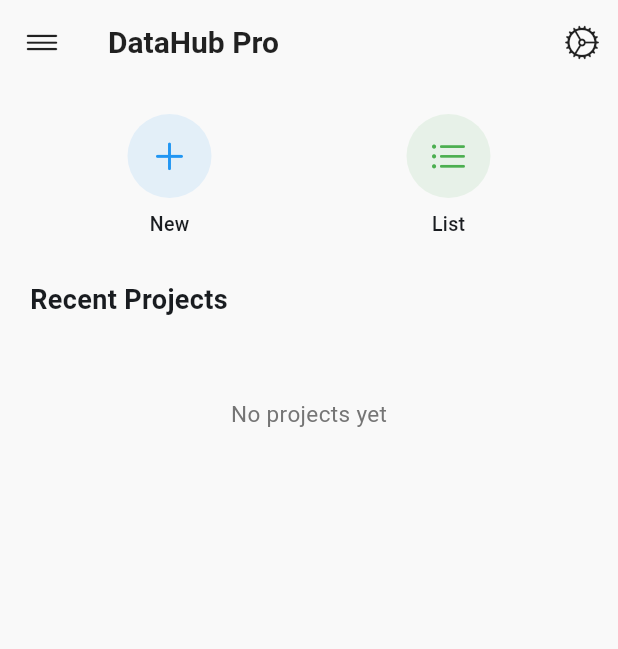
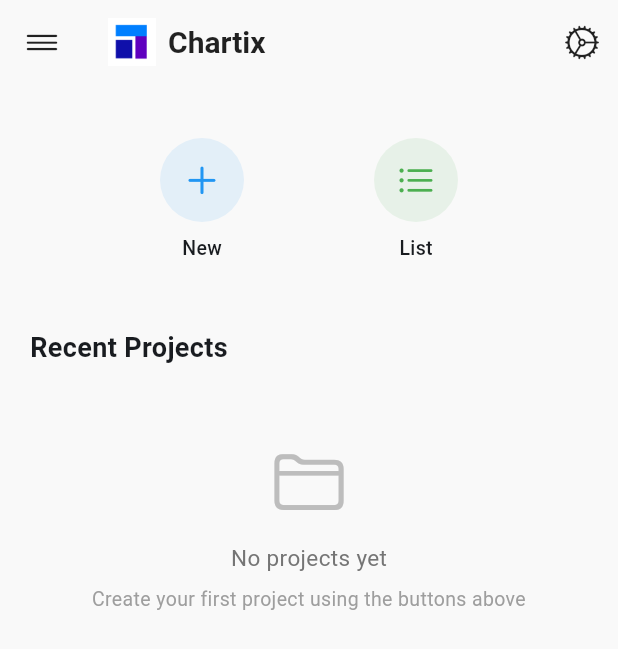
Before and after one commit to virtuezzysm202/chartix, a Flutter app: the screen it shows after launch, in the side drawer, after a tap on "New", on a phone screen of 412 x 824 dp. Shown: the top 649 px of the screen. Run offline on Flutter 3.47's test engine with Material 3 defaults, Android fonts, the phone set to English and light mode, and no system bars; our stand-ins replace fl_chart, flutter_colorpicker, shared_preferences.

Commit message:
Update PIN APK

```diff
--- a/lib/main.dart
+++ b/lib/main.dart
@@ -1,16 +1,22 @@
 import 'package:flutter/material.dart';
+import 'package:shared_preferences/shared_preferences.dart';
 import 'presentation/pages/dashboard/dashboard_page.dart';
 import 'presentation/pages/data_list/data_list_page.dart';
 import 'presentation/pages/create_project_page.dart';
 import 'presentation/pages/categorial/mixed_data_page.dart';
 import 'presentation/pages/settings/settings_page.dart';
+import 'presentation/pages/pin_login_page.dart';
 
-void main() {
-  runApp(const MyApp());
+void main() async {
+  WidgetsFlutterBinding.ensureInitialized();
+  final prefs = await SharedPreferences.getInstance();
+  final savedPin = prefs.getString('app_pin') ?? '';
+  runApp(MyApp(initialPin: savedPin));
 }
 
 class MyApp extends StatelessWidget {
-  const MyApp({super.key});
+  final String initialPin; // ✅ PIN tersimpan
+  const MyApp({super.key, required this.initialPin});
 
   @override
   Widget build(BuildContext context) {
@@ -20,13 +26,16 @@ class MyApp extends StatelessWidget {
         colorScheme: ColorScheme.fromSeed(seedColor: Colors.blue),
         useMaterial3: true,
       ),
-      home: const DashboardPage(),
+      home: initialPin.isNotEmpty
+          ? const PinLoginPage()
+          : const DashboardPage(),
       routes: {
         '/dashboard': (context) => const DashboardPage(),
         '/data-list': (context) => const DataListPage(),
         '/create-project': (context) => const CreateProjectPage(),
         '/mixed-data': (context) => const MixedDataPage(),
         '/settings': (context) => const SettingsPage(),
+        '/pin-login': (context) => const PinLoginPage(),
       },
       debugShowCheckedModeBanner: false,
     );
--- a/lib/presentation/pages/dashboard/dashboard_page.dart
+++ b/lib/presentation/pages/dashboard/dashboard_page.dart
@@ -47,7 +47,7 @@ class _DashboardPageState extends State<DashboardPage>
           projects = loadedProjects;
           isLoading = false;
         });
-        _fadeController.forward(from: 0); // reset animasi setiap refresh
+        _fadeController.forward(from: 0);
       }
     } catch (e) {
       if (mounted) {
@@ -74,17 +74,10 @@ class _DashboardPageState extends State<DashboardPage>
 
   Widget _buildProjectCard(Project project, int index) {
     final animation =
-        Tween<Offset>(
-          begin: const Offset(0, 0.1), // geser sedikit dari bawah
-          end: Offset.zero,
-        ).animate(
+        Tween<Offset>(begin: const Offset(0, 0.1), end: Offset.zero).animate(
           CurvedAnimation(
             parent: _fadeController,
-            curve: Interval(
-              0.1 * index, // delay antar item biar berurutan
-              1.0,
-              curve: Curves.easeOut,
-            ),
+            curve: Interval(0.1 * index, 1.0, curve: Curves.easeOut),
           ),
         );
 
@@ -163,9 +156,39 @@ class _DashboardPageState extends State<DashboardPage>
     return Scaffold(
       backgroundColor: const Color(0xFFF9F9F9),
       appBar: AppBar(
-        title: const Text(
-          "DataHub Pro",
+        title: Row(
+          mainAxisSize: MainAxisSize.min,
+          children: [
+            // Fixed asset path
+            Image.asset(
+              'assets/images/Logo.png',
+              width: 32,
+              height: 32,
+              errorBuilder: (context, error, stackTrace) {
+                return Container(
+                  width: 32,
+                  height: 32,
+                  decoration: BoxDecoration(
+                    color: Colors.blue.shade600,
+                    borderRadius: BorderRadius.circular(8),
+                  ),
+                  child: const Icon(
+                    CupertinoIcons.chart_bar_alt_fill,
+                    color: Colors.white,
+                    size: 20,
+                  ),
+                );
+              },
+            ),
+            const SizedBox(width: 8),
+            const Flexible(
+              child: Text(
+                "Chartix",
                 style: TextStyle(fontWeight: FontWeight.w600, fontSize: 20),
+                overflow: TextOverflow.ellipsis,
+              ),
+            ),
+          ],
         ),
         backgroundColor: const Color(0xFFF9F9F9),
         foregroundColor: Colors.black87,
@@ -195,9 +218,11 @@ class _DashboardPageState extends State<DashboardPage>
                 child: Column(
                   crossAxisAlignment: CrossAxisAlignment.start,
                   children: [
-                    // Quick Actions
-                    Row(
-                      mainAxisAlignment: MainAxisAlignment.spaceAround,
+                    // Quick Actions with better spacing
+                    Container(
+                      padding: const EdgeInsets.symmetric(vertical: 16),
+                      child: Row(
+                        mainAxisAlignment: MainAxisAlignment.spaceEvenly,
                         children: [
                           _buildQuickAction(
                             "New",
@@ -212,6 +237,7 @@ class _DashboardPageState extends State<DashboardPage>
                             Colors.green,
                           ),
                         ],
+                      ),
                     ),
                     const SizedBox(height: 28),
 
@@ -228,12 +254,31 @@ class _DashboardPageState extends State<DashboardPage>
                       Center(
                         child: Padding(
                           padding: const EdgeInsets.all(40),
-                          child: Text(
+                          child: Column(
+                            children: [
+                              Icon(
+                                CupertinoIcons.folder,
+                                size: 48,
+                                color: Colors.grey.shade400,
+                              ),
+                              const SizedBox(height: 16),
+                              Text(
                                 "No projects yet",
                                 style: TextStyle(
                                   color: Colors.grey.shade600,
                                   fontSize: 15,
                                 ),
+                              ),
+                              const SizedBox(height: 8),
+                              Text(
+                                "Create your first project using the buttons above",
+                                style: TextStyle(
+                                  color: Colors.grey.shade500,
+                                  fontSize: 13,
+                                ),
+                                textAlign: TextAlign.center,
+                              ),
+                            ],
                           ),
                         ),
                       )
@@ -260,7 +305,7 @@ class _DashboardPageState extends State<DashboardPage>
           children: [
             const ListTile(
               title: Text(
-                "DataHub Pro",
+                "Chartix",
                 style: TextStyle(fontWeight: FontWeight.bold, fontSize: 20),
               ),
               subtitle: Text("Manage your data effortlessly"),
```
Also changed, not shown: lib/presentation/pages/pin_login_page.dart (added, +65 -0 lines), lib/presentation/pages/settings/pin_setup_bottom_sheet.dart (+32 -3 lines), pubspec.yaml (+16 -15 lines), assets/images/Logo.png (added), pubspec.lock, 1 other file. Lines whose indentation alone changed are shown as unchanged.
